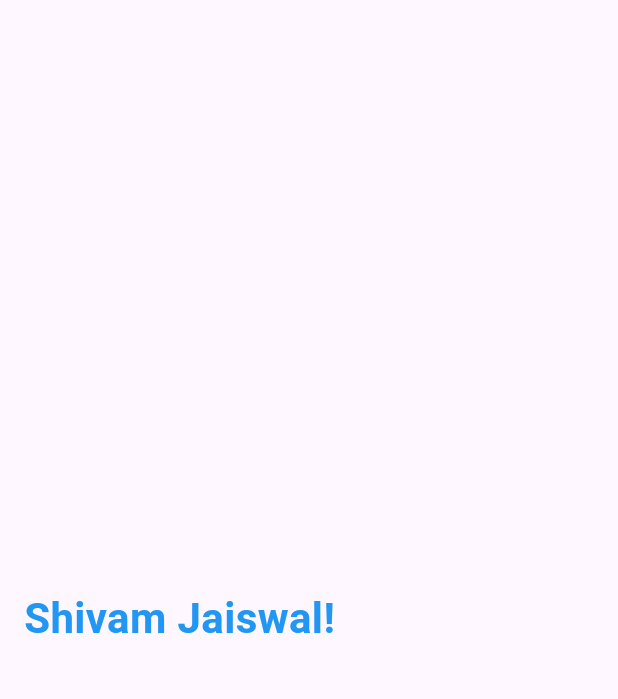
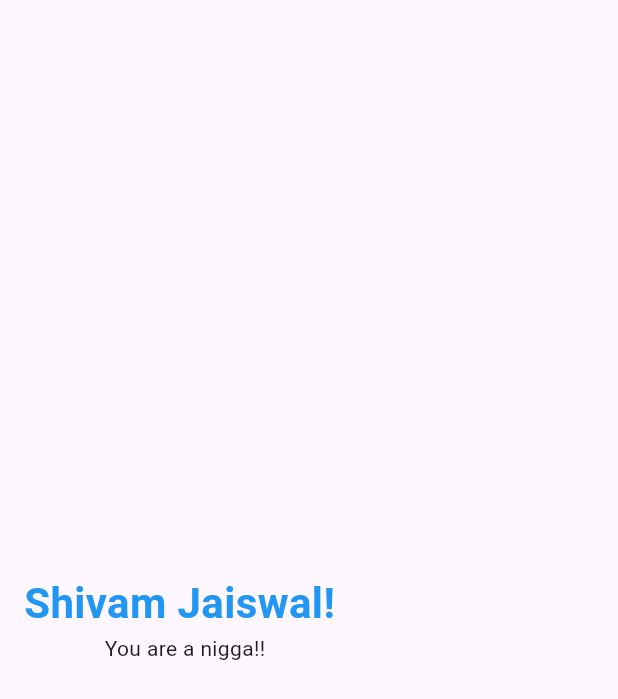
Before and after one commit to 1Shibam/Flutter-UI-concepts, a Flutter app: the screen it shows after launch, on a phone screen of 412 x 824 dp. Shown: the top 699 px of the screen. Run offline on Flutter 3.47's test engine with Material 3 defaults, Android fonts, the light colour scheme and no system bars; drawn by our look-alikes of animated_text_kit.

Commit message:
add animated text windget

```diff
--- a/lib/widgest/animated_text_widget.dart
+++ b/lib/widgest/animated_text_widget.dart
@@ -17,23 +17,27 @@ class _AnimatedTextWidgetExampleState extends State<AnimatedTextWidgetExample> {
         padding: const EdgeInsets.all(16.0),
         child: Column(
           mainAxisAlignment: MainAxisAlignment.center,
+          crossAxisAlignment: CrossAxisAlignment.center,
           children: [
             AnimatedTextKit(
               displayFullTextOnTap: true,
-
               isRepeatingAnimation: false,
+              repeatForever: false,
+              pause: Duration(milliseconds: 4000),
               animatedTexts: [
                 TyperAnimatedText(
-                  'Shivam Jaiswal!  ',
+                  'Shivam Jaiswal! ',
                   textStyle: TextStyle(
                     fontWeight: FontWeight.bold,
                     color: Colors.blue,
                     fontSize: 28,
                   ),
-                  speed: Duration(milliseconds: 100),
+                  speed: Duration(milliseconds: 30),
                 )
               ],
-            )
+            ),
+            AnimatedTextKit(
+                animatedTexts: [FlickerAnimatedText('You are a nigga!!')])
           ],
         ),
       ),
```
